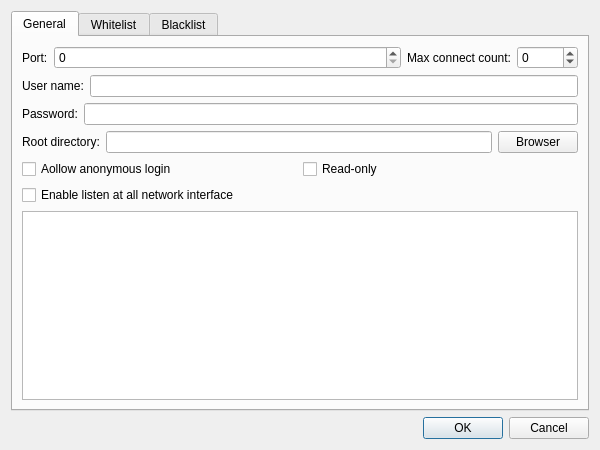
Before: the Qt Designer form Plugins/FtpServer/DlgSettings.ui in KangLin/RabbitRemoteControl, drawn with Qt 5.
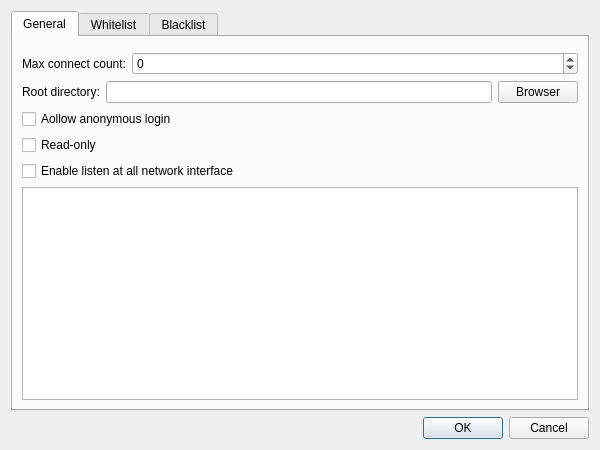
After: the same form once the commit is applied. Custom widgets are drawn as their Qt base class.

Commit message: Plugins::FtpServer: modify setting dialog

What changed in the file:
```diff
--- a/Plugins/FtpServer/DlgSettings.ui
+++ b/Plugins/FtpServer/DlgSettings.ui
@@ -14,7 +14,17 @@
    <string>Dialog</string>
   </property>
   <layout class="QGridLayout" name="gridLayout_2">
-   <item row="0" column="0">
+   <item row="2" column="0">
+    <widget class="QDialogButtonBox" name="buttonBox">
+     <property name="orientation">
+      <enum>Qt::Orientation::Horizontal</enum>
+     </property>
+     <property name="standardButtons">
+      <set>QDialogButtonBox::StandardButton::Cancel|QDialogButtonBox::StandardButton::Ok</set>
+     </property>
+    </widget>
+   </item>
+   <item row="1" column="0">
     <widget class="QTabWidget" name="tabWidget">
      <property name="contextMenuPolicy">
       <enum>Qt::ContextMenuPolicy::DefaultContextMenu</enum>
@@ -28,36 +38,25 @@
       </attribute>
       <layout class="QGridLayout" name="gridLayout">
        <item row="0" column="0">
+        <widget class="CParameterNetUI" name="wNet" native="true"/>
+       </item>
+       <item row="1" column="0">
         <layout class="QHBoxLayout" name="horizontalLayout_5">
          <item>
-          <widget class="QLabel" name="label_5">
+          <widget class="QLabel" name="label">
            <property name="text">
-            <string>Port:</string>
+            <string>Max connect count:</string>
            </property>
           </widget>
          </item>
          <item>
-          <widget class="QSpinBox" name="sbPort">
+          <widget class="QSpinBox" name="sbConnectCount">
            <property name="sizePolicy">
             <sizepolicy hsizetype="Expanding" vsizetype="Fixed">
              <horstretch>0</horstretch>
              <verstretch>0</verstretch>
             </sizepolicy>
            </property>
-           <property name="maximum">
-            <number>65536</number>
-           </property>
-          </widget>
-         </item>
-         <item>
-          <widget class="QLabel" name="label">
-           <property name="text">
-            <string>Max connect count:</string>
-           </property>
-          </widget>
-         </item>
-         <item>
-          <widget class="QSpinBox" name="sbConnectCount">
            <property name="minimum">
             <number>-1</number>
            </property>
@@ -68,39 +67,7 @@
          </item>
         </layout>
        </item>
-       <item row="1" column="0">
-        <layout class="QHBoxLayout" name="horizontalLayout_7">
-         <item>
-          <widget class="QLabel" name="label_6">
-           <property name="text">
-            <string>User name:</string>
-           </property>
-          </widget>
-         </item>
-         <item>
-          <widget class="QLineEdit" name="leUser"/>
-         </item>
-        </layout>
-       </item>
        <item row="2" column="0">
-        <layout class="QHBoxLayout" name="horizontalLayout_8">
-         <item>
-          <widget class="QLabel" name="label_7">
-           <property name="text">
-            <string>Password:</string>
-           </property>
-          </widget>
-         </item>
-         <item>
-          <widget class="QLineEdit" name="lePassword">
-           <property name="echoMode">
-            <enum>QLineEdit::EchoMode::Password</enum>
-           </property>
-          </widget>
-         </item>
-        </layout>
-       </item>
-       <item row="3" column="0">
         <layout class="QHBoxLayout" name="horizontalLayout_9">
          <item>
           <widget class="QLabel" name="label_8">
@@ -121,23 +88,19 @@
          </item>
         </layout>
        </item>
+       <item row="3" column="0">
+        <widget class="QCheckBox" name="cbAnonmousLogin">
+         <property name="text">
+          <string>Aollow anonymous login</string>
+         </property>
+        </widget>
+       </item>
        <item row="4" column="0">
-        <layout class="QHBoxLayout" name="horizontalLayout_10">
-         <item>
-          <widget class="QCheckBox" name="cbAnonmousLogin">
-           <property name="text">
-            <string>Aollow anonymous login</string>
-           </property>
-          </widget>
-         </item>
-         <item>
-          <widget class="QCheckBox" name="cbReadOnly">
-           <property name="text">
-            <string>Read-only</string>
-           </property>
-          </widget>
-         </item>
-        </layout>
+        <widget class="QCheckBox" name="cbReadOnly">
+         <property name="text">
+          <string>Read-only</string>
+         </property>
+        </widget>
        </item>
        <item row="5" column="0">
         <widget class="QCheckBox" name="cbListenAll">
@@ -247,18 +210,16 @@
      </widget>
     </widget>
    </item>
-   <item row="1" column="0">
-    <widget class="QDialogButtonBox" name="buttonBox">
-     <property name="orientation">
-      <enum>Qt::Orientation::Horizontal</enum>
-     </property>
-     <property name="standardButtons">
-      <set>QDialogButtonBox::StandardButton::Cancel|QDialogButtonBox::StandardButton::Ok</set>
-     </property>
-    </widget>
-   </item>
   </layout>
  </widget>
+ <customwidgets>
+  <customwidget>
+   <class>CParameterNetUI</class>
+   <extends>QWidget</extends>
+   <header location="global">ParameterNetUI.h</header>
+   <container>1</container>
+  </customwidget>
+ </customwidgets>
  <resources/>
  <connections>
   <connection>
```
The commit also changes 20 other files.
